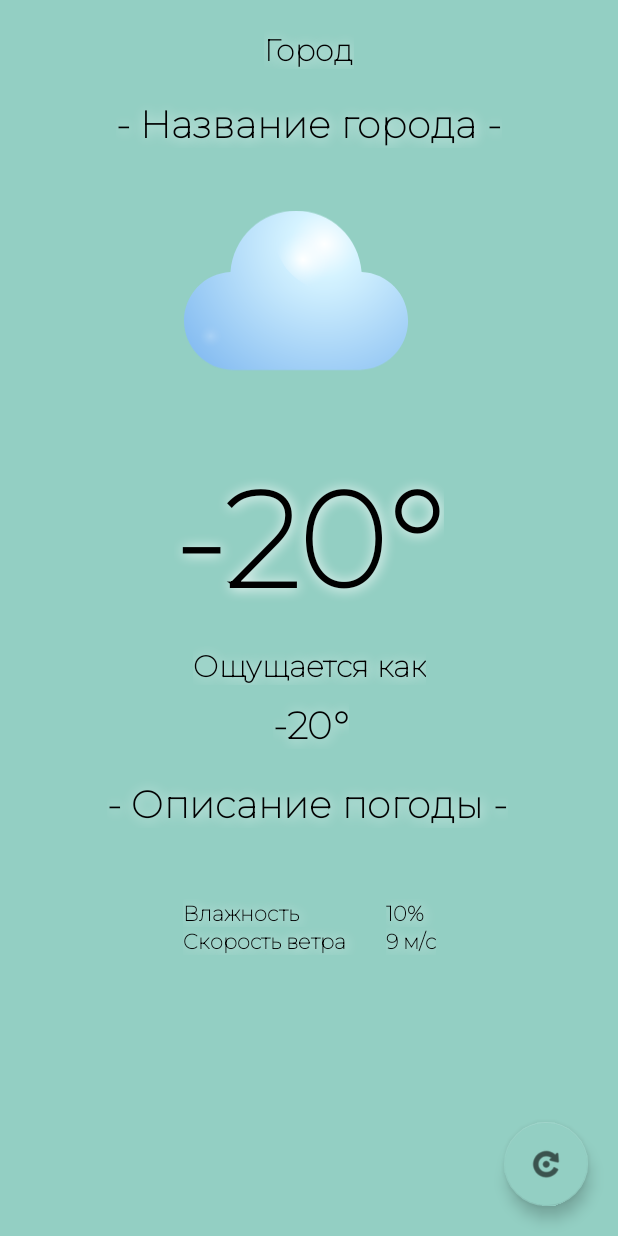
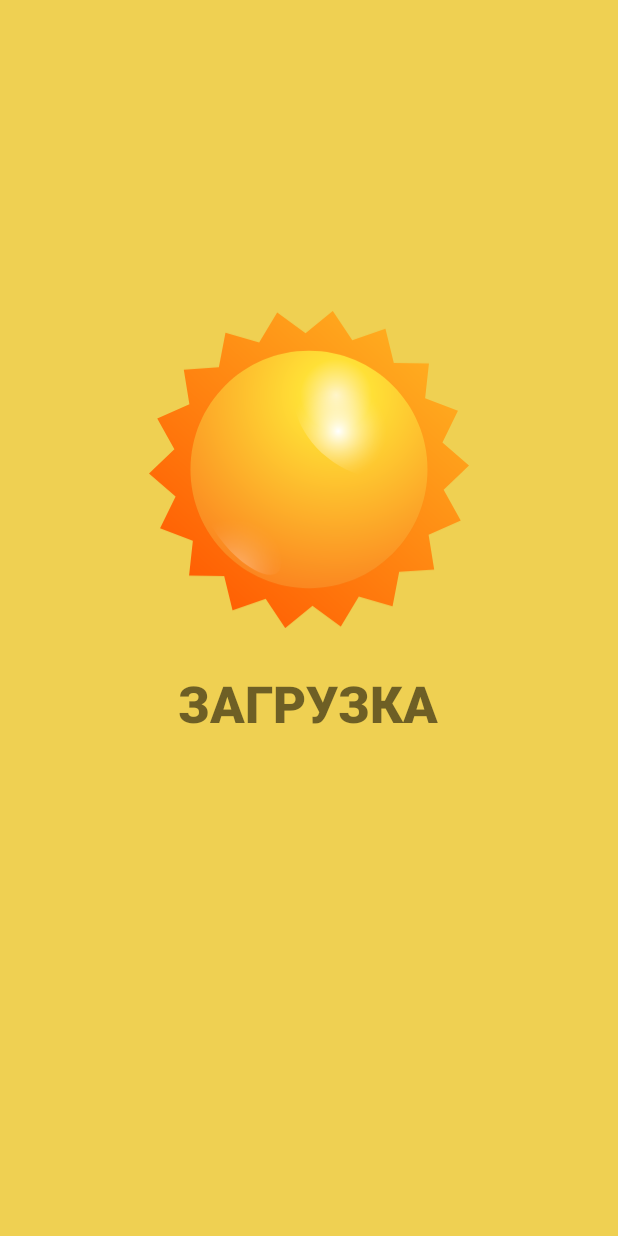
Before and after one commit to vladeamear/android-course, an Android app: the first screen one second after launch (MainActivity before the commit, SplashScreenActivity after it), on a phone screen of 412 x 824 dp. Run offline under Robolectric (Android 15) with nearby library versions, the phone set to English and light mode, and no system bars.

Commit message:
miasinv: new colors, added splash screen

```diff
--- a/WeatherApp/app/build.gradle
+++ b/WeatherApp/app/build.gradle
@@ -30,6 +30,9 @@ android {
     kotlinOptions {
         jvmTarget = '1.8'
     }
+    buildFeatures {
+        viewBinding true
+    }
 }
 
 dependencies {
--- a/WeatherApp/app/src/main/AndroidManifest.xml
+++ b/WeatherApp/app/src/main/AndroidManifest.xml
@@ -1,8 +1,8 @@
 <?xml version="1.0" encoding="utf-8"?>
 <manifest xmlns:android="http://schemas.android.com/apk/res/android"
-    xmlns:tools="http://schemas.android.com/tools">
+    xmlns:tools="http://schemas.android.com/tools" >
 
-    <uses-permission android:name="android.permission.INTERNET"/>
+    <uses-permission android:name="android.permission.INTERNET" />
     <uses-permission android:name="android.permission.ACCESS_FINE_LOCATION" />
     <uses-permission android:name="android.permission.ACCESS_COARSE_LOCATION" />
 
@@ -15,15 +15,20 @@
         android:roundIcon="@mipmap/ic_launcher_round"
         android:supportsRtl="true"
         android:theme="@style/Theme.WeatherApp"
-        tools:targetApi="31">
+        tools:targetApi="31" >
         <activity
-            android:name=".MainActivity"
-            android:exported="true">
+            android:name=".SplashScreenActivity"
+            android:exported="true" >
             <intent-filter>
                 <action android:name="android.intent.action.MAIN" />
 
                 <category android:name="android.intent.category.LAUNCHER" />
             </intent-filter>
+        </activity>
+        <activity
+            android:name=".MainActivity"
+            android:exported="true" >
+
 
             <meta-data
                 android:name="android.app.lib_name"
--- /dev/null
+++ b/WeatherApp/app/src/main/java/com/example/weatherapp/SplashScreenActivity.kt
@@ -0,0 +1,20 @@
+package com.example.weatherapp
+
+import android.content.Intent
+import android.os.Bundle
+import android.os.Handler
+import androidx.appcompat.app.AppCompatActivity
+
+class SplashScreenActivity : AppCompatActivity() {
+    override fun onCreate(savedInstanceState: Bundle?) {
+        super.onCreate(savedInstanceState)
+        setContentView(R.layout.activity_splash)
+
+//        iv_note.alpha = 0f
+        Handler().postDelayed({
+            val intent = Intent(this@SplashScreenActivity, MainActivity::class.java)
+            startActivity(intent)
+            finish()
+        }, 3000)
+    }
+}
--- a/WeatherApp/app/src/main/res/layout/activity_main.xml
+++ b/WeatherApp/app/src/main/res/layout/activity_main.xml
@@ -5,8 +5,7 @@
     android:id="@+id/wrapper"
     android:layout_width="match_parent"
     android:layout_height="match_parent"
-    android:textColor="?attr/colorOnPrimary"
-    android:background="@color/pearl_aqua"
+    android:background="?attr/colorPrimary"
     app:fontFamily="@font/montserrat"
     tools:context=".MainActivity">
 
@@ -47,7 +46,7 @@
         android:layout_width="wrap_content"
         android:layout_height="wrap_content"
         android:layout_marginTop="20dp"
-        android:text="- Название города -"
+        android:text=""
         android:fontFamily="@font/montserrat"
         android:textFontWeight="800"
         android:textColor="?attr/colorOnSecondary"
@@ -65,7 +64,7 @@
         android:layout_width="wrap_content"
         android:layout_height="wrap_content"
         android:layout_marginTop="300dp"
-        android:text="-20°"
+        android:text=""
         android:textColor="?attr/colorOnSecondary"
         android:textSize="90sp"
         android:fontFamily="@font/montserrat"
@@ -101,7 +100,7 @@
         android:layout_width="wrap_content"
         android:layout_height="wrap_content"
         android:layout_marginTop="10dp"
-        android:text="-20°"
+        android:text=""
         android:fontFamily="@font/montserrat"
         android:textFontWeight="800"
         android:textColor="?attr/colorOnSecondary"
@@ -122,7 +121,7 @@
         android:layout_marginStart="175dp"
         android:layout_marginTop="20dp"
         android:layout_marginEnd="178dp"
-        android:text="- Описание погоды -"
+        android:text=""
         android:fontFamily="@font/montserrat"
         android:textFontWeight="800"
         android:textColor="?attr/colorOnSecondary"
@@ -166,7 +165,7 @@
                 android:id="@+id/humidity"
                 android:layout_width="wrap_content"
                 android:layout_height="wrap_content"
-                android:text="10%"
+                android:text=""
                 android:fontFamily="@font/montserrat"
                 android:textFontWeight="800"
                 android:shadowColor="?attr/colorOnPrimary"
@@ -197,7 +196,7 @@
                 android:id="@+id/wind_speed"
                 android:layout_width="wrap_content"
                 android:layout_height="wrap_content"
-                android:text="9 м/c"
+                android:text=""
                 android:fontFamily="@font/montserrat"
                 android:textFontWeight="800"
                 android:shadowColor="?attr/colorOnPrimary"
--- /dev/null
+++ b/WeatherApp/app/src/main/res/layout/activity_splash.xml
@@ -0,0 +1,31 @@
+<?xml version="1.0" encoding="utf-8"?>
+<androidx.constraintlayout.widget.ConstraintLayout xmlns:android="http://schemas.android.com/apk/res/android"
+    xmlns:app="http://schemas.android.com/apk/res-auto"
+    xmlns:tools="http://schemas.android.com/tools"
+    android:layout_width="match_parent"
+    android:layout_height="match_parent"
+    android:background="?attr/colorPrimary">
+
+    <TextView
+        android:id="@+id/textView"
+        android:layout_width="wrap_content"
+        android:layout_height="wrap_content"
+        android:layout_marginTop="20dp"
+        android:fontFamily="sans-serif-black"
+        android:text="ЗАГРУЗКА"
+        android:textSize="34sp"
+        app:layout_constraintEnd_toEndOf="parent"
+        app:layout_constraintHorizontal_bias="0.497"
+        app:layout_constraintStart_toStartOf="parent"
+        app:layout_constraintTop_toBottomOf="@+id/imageView2" />
+
+    <ImageView
+        android:id="@+id/imageView2"
+        android:layout_width="213dp"
+        android:layout_height="226dp"
+        android:layout_marginTop="200dp"
+        app:layout_constraintEnd_toEndOf="parent"
+        app:layout_constraintStart_toStartOf="parent"
+        app:layout_constraintTop_toTopOf="parent"
+        app:srcCompat="@drawable/ic_01d" />
+</androidx.constraintlayout.widget.ConstraintLayout>
--- a/WeatherApp/app/src/main/res/values-night/themes.xml
+++ b/WeatherApp/app/src/main/res/values-night/themes.xml
@@ -2,7 +2,7 @@
     <!-- Base application theme. -->
     <style name="Theme.WeatherApp" parent="Theme.MaterialComponents.DayNight.NoActionBar">
         <!-- Primary brand color. -->
-        <item name="colorPrimary">@color/pearl_aqua</item>
+        <item name="colorPrimary">@color/dark_red</item>
         <item name="colorOnPrimary">@color/black</item>
         <!-- Secondary brand color. -->
         <item name="colorOnSecondary">@color/white</item>
--- a/WeatherApp/app/src/main/res/values/colors.xml
+++ b/WeatherApp/app/src/main/res/values/colors.xml
@@ -1,7 +1,7 @@
 <?xml version="1.0" encoding="utf-8"?>
 <resources>
-    <color name="pearl_aqua">#93CFC3</color>
-    <color name="beige">#F5EFDC</color>
+    <color name="yellow">#EFD052</color>
+    <color name="dark_red">#AD420A</color>
     <color name="black">#FF000000</color>
     <color name="white">#FFFFFFFF</color>
 </resources>
--- a/WeatherApp/app/src/main/res/values/themes.xml
+++ b/WeatherApp/app/src/main/res/values/themes.xml
@@ -2,7 +2,7 @@
     <!-- Base application theme. -->
     <style name="Theme.WeatherApp" parent="Theme.MaterialComponents.DayNight.NoActionBar">
         <!-- Primary brand color. -->
-        <item name="colorPrimary">@color/pearl_aqua</item>
+        <item name="colorPrimary">@color/yellow</item>
         <item name="colorOnPrimary">@color/white</item>
         <!-- Secondary brand color. -->
         <item name="colorOnSecondary">@color/black</item>
```
